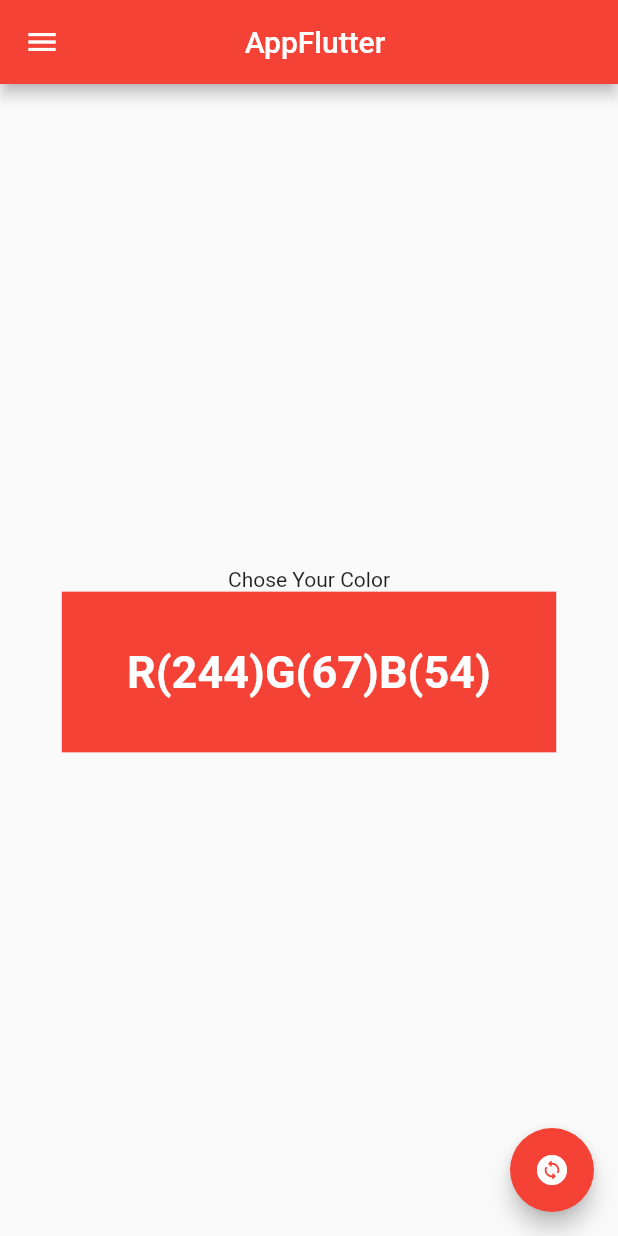
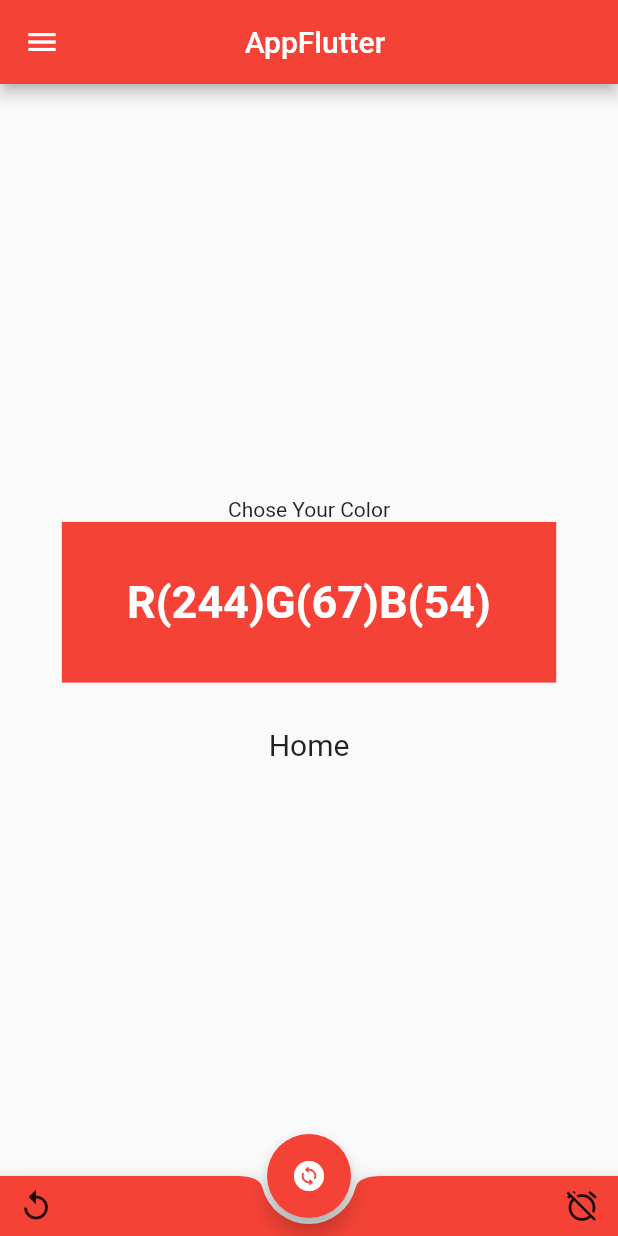
Before and after one commit to TalelMejri/learning_flutter, a Flutter app: the screen it shows after launch, on a phone screen of 412 x 824 dp. Run offline on Flutter 3.47's test engine with Material 2 defaults, Android fonts, the light colour scheme and no system bars.

Commit message:
dilaog,snackbar

```diff
--- a/lib/main.dart
+++ b/lib/main.dart
@@ -30,10 +30,35 @@ class MyHomeApp extends StatefulWidget{
 
 class _MyHomeApp extends State<MyHomeApp>{
 
+  SnackBar Snack=SnackBar(
+    content:Text("Contect snack"),
+    duration: Duration(seconds: 4),
+    backgroundColor: Colors.indigoAccent,
+    action: SnackBarAction(label: "Close", onPressed:(){}),
+  );
+
   int red=0;
   int green=0;
   int blue=0;
+  int selectIndex=0;
+  String dipsaly="Home";
 
+ChangerHome(int index){
+  setState(() {
+    selectIndex=index;
+    switch(selectIndex){
+      case 0:{
+        dipsaly="${index}Home";
+      };break;
+      case 1:{
+        dipsaly="${index}about";
+      };break;
+      case 2:{
+        dipsaly="${index}contact";
+      };break;
+    }
+  });
+}
   ChangerColor(){
     red=Random.secure().nextInt(255);
     blue=Random.secure().nextInt(255);
@@ -57,6 +82,7 @@ class _MyHomeApp extends State<MyHomeApp>{
       body: Center(
               child:Column(
                 mainAxisAlignment: MainAxisAlignment.center,
+
                 children: <Widget>[
                    Text("Chose Your Color"),
                    Container(
@@ -65,7 +91,9 @@ class _MyHomeApp extends State<MyHomeApp>{
                     height:MediaQuery.of(context).size.height*0.13,
                     child: Center(child: Text("R(${widget.color.red})G(${widget.color.green})B(${widget.color.blue})",
                     style: TextStyle(fontSize: 30,fontWeight: FontWeight.bold,color: Colors.white))),
-                   )
+                   ),
+                   SizedBox(height: 30,),
+                   Text("${dipsaly}",style: TextStyle(fontSize: 20),)
                 ],
               ),
               ),
@@ -73,13 +101,56 @@ class _MyHomeApp extends State<MyHomeApp>{
                 onPressed: ChangerColor,
                 child: Icon(Icons.change_circle_rounded),backgroundColor: widget.color
                 ),
+                floatingActionButtonLocation: FloatingActionButtonLocation.centerDocked,
               drawer: Drawer(backgroundColor: widget.color,child: Column(children:const <Widget>[
                  DrawerHeader(
                   child: Text("Header")),
                  Text("item1"),
                  Text("item1"),
                  Text("item1"),
-              ]),),
+              ],
+              ),
+              ),
+              // bottomNavigationBar: BottomNavigationBar(
+              //    backgroundColor: widget.color,
+              //    currentIndex: selectIndex,
+              //    onTap: ChangerHome,
+              //    items: <BottomNavigationBarItem>[
+              //     BottomNavigationBarItem(icon: Icon(Icons.favorite,color: Colors.white,),label: "Heart",),
+              //     BottomNavigationBarItem(icon: Icon(Icons.favorite,color: Colors.white),label: "Heart"),
+              //     BottomNavigationBarItem(icon: Icon(Icons.favorite,color: Colors.white),label: "Heart"),
+              // ],
+              // ),
+              bottomNavigationBar: BottomAppBar(
+                color: widget.color,
+                shape: CircularNotchedRectangle(),
+                child: Container(
+                height: 40,
+                child: Row(
+                  mainAxisAlignment: MainAxisAlignment.spaceBetween,
+                   children: <Widget>[
+                    IconButton(onPressed: (){
+                       ScaffoldMessenger.of(context).showSnackBar(Snack);
+                    }, icon:Icon(Icons.replay)),
+                    IconButton(onPressed: (){
+                      showDialog(
+                        barrierDismissible: false,
+                         context: context, builder: (BuildContext context){
+                          return AlertDialog(
+                            title: Text("Important"),
+                            actions: <Widget>[
+                               ElevatedButton.icon(onPressed:(){
+                                 Navigator.of(context).pop();
+                               } , icon: Icon(Icons.close),label: Text("Close"),),
+                            ],
+                          );
+                      });
+                    }, icon:Icon(Icons.alarm_off))
+                   ],
+                ),
+              ),
+              ),
+
     );
   }
 }
```
